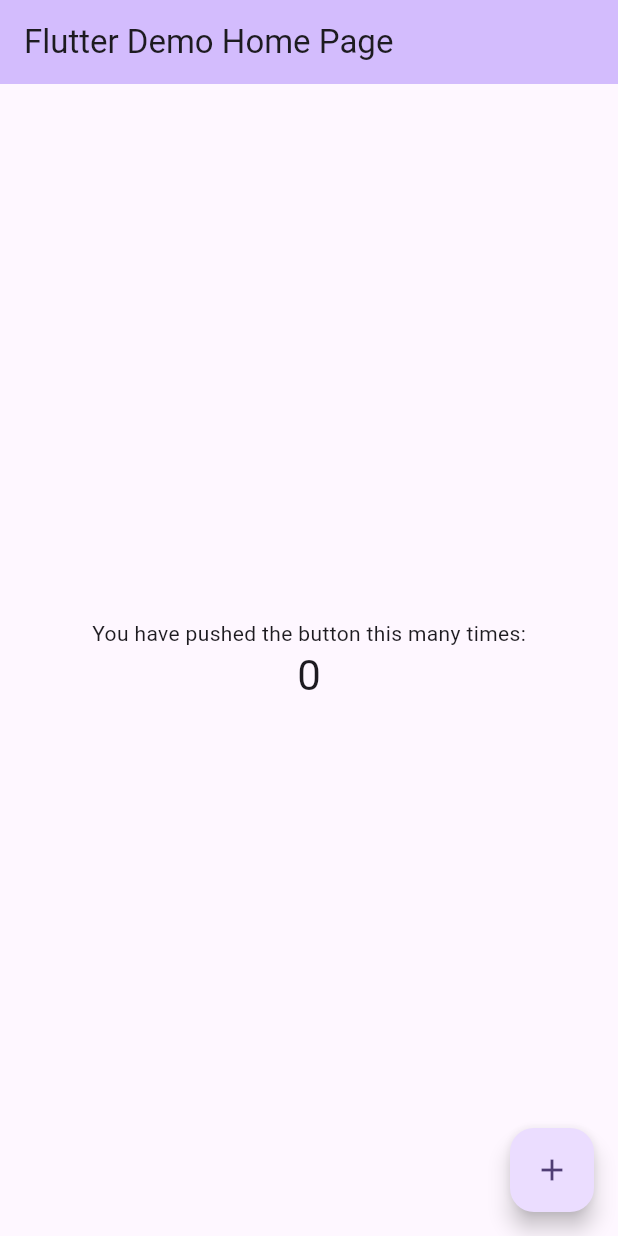
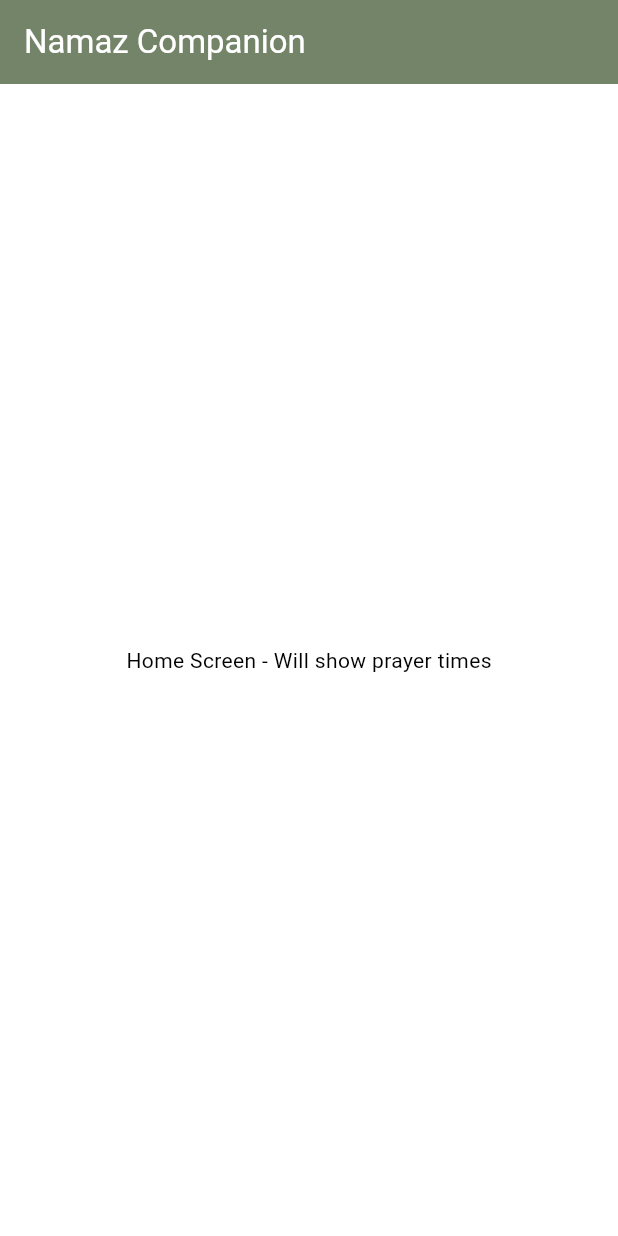
Before and after one commit to maria-khan-khushk/smart_namaz_companion, a Flutter app: the screen it shows after launch, on a phone screen of 412 x 824 dp. Run offline on Flutter 3.47's test engine with Material 3 defaults, Android fonts, the light colour scheme and no system bars.

Commit message:
Add theme with custom colors, light/dark mode support

```diff
--- a/lib/main.dart
+++ b/lib/main.dart
@@ -1,122 +1,40 @@
 import 'package:flutter/material.dart';
+import 'package:provider/provider.dart';
+import 'utils/theme.dart';
+import 'screens/home_screen.dart';
 
 void main() {
-  runApp(const MyApp());
+  runApp(MyApp());
 }
 
 class MyApp extends StatelessWidget {
-  const MyApp({super.key});
-
-  // This widget is the root of your application.
   @override
   Widget build(BuildContext context) {
-    return MaterialApp(
-      title: 'Flutter Demo',
-      theme: ThemeData(
-        // This is the theme of your application.
-        //
-        // TRY THIS: Try running your application with "flutter run". You'll see
-        // the application has a purple toolbar. Then, without quitting the app,
-        // try changing the seedColor in the colorScheme below to Colors.green
-        // and then invoke "hot reload" (save your changes or press the "hot
-        // reload" button in a Flutter-supported IDE, or press "r" if you used
-        // the command line to start the app).
-        //
-        // Notice that the counter didn't reset back to zero; the application
-        // state is not lost during the reload. To reset the state, use hot
-        // restart instead.
-        //
-        // This works for code too, not just values: Most code changes can be
-        // tested with just a hot reload.
-        colorScheme: .fromSeed(seedColor: Colors.deepPurple),
+    return ChangeNotifierProvider(
+      create: (_) => ThemeNotifier(),
+      child: Consumer<ThemeNotifier>(
+        builder: (context, themeNotifier, child) {
+          return MaterialApp(
+            title: 'Smart Namaz Companion',
+            theme: AppTheme.lightTheme,
+            darkTheme: AppTheme.darkTheme,
+            themeMode: themeNotifier.themeMode,
+            home: HomeScreen(),
+            debugShowCheckedModeBanner: false,
+          );
+        },
       ),
-      home: const MyHomePage(title: 'Flutter Demo Home Page'),
     );
   }
 }
 
-class MyHomePage extends StatefulWidget {
-  const MyHomePage({super.key, required this.title});
+// Simple provider to switch theme
+class ThemeNotifier extends ChangeNotifier {
+  ThemeMode _themeMode = ThemeMode.system;
+  ThemeMode get themeMode => _themeMode;
 
-  // This widget is the home page of your application. It is stateful, meaning
-  // that it has a State object (defined below) that contains fields that affect
-  // how it looks.
-
-  // This class is the configuration for the state. It holds the values (in this
-  // case the title) provided by the parent (in this case the App widget) and
-  // used by the build method of the State. Fields in a Widget subclass are
-  // always marked "final".
-
-  final String title;
-
-  @override
-  State<MyHomePage> createState() => _MyHomePageState();
-}
-
-class _MyHomePageState extends State<MyHomePage> {
-  int _counter = 0;
-
-  void _incrementCounter() {
-    setState(() {
-      // This call to setState tells the Flutter framework that something has
-      // changed in this State, which causes it to rerun the build method below
-      // so that the display can reflect the updated values. If we changed
-      // _counter without calling setState(), then the build method would not be
-      // called again, and so nothing would appear to happen.
-      _counter++;
-    });
-  }
-
-  @override
-  Widget build(BuildContext context) {
-    // This method is rerun every time setState is called, for instance as done
-    // by the _incrementCounter method above.
-    //
-    // The Flutter framework has been optimized to make rerunning build methods
-    // fast, so that you can just rebuild anything that needs updating rather
-    // than having to individually change instances of widgets.
-    return Scaffold(
-      appBar: AppBar(
-        // TRY THIS: Try changing the color here to a specific color (to
-        // Colors.amber, perhaps?) and trigger a hot reload to see the AppBar
-        // change color while the other colors stay the same.
-        backgroundColor: Theme.of(context).colorScheme.inversePrimary,
-        // Here we take the value from the MyHomePage object that was created by
-        // the App.build method, and use it to set our appbar title.
-        title: Text(widget.title),
-      ),
-      body: Center(
-        // Center is a layout widget. It takes a single child and positions it
-        // in the middle of the parent.
-        child: Column(
-          // Column is also a layout widget. It takes a list of children and
-          // arranges them vertically. By default, it sizes itself to fit its
-          // children horizontally, and tries to be as tall as its parent.
-          //
-          // Column has various properties to control how it sizes itself and
-          // how it positions its children. Here we use mainAxisAlignment to
-          // center the children vertically; the main axis here is the vertical
-          // axis because Columns are vertical (the cross axis would be
-          // horizontal).
-          //
-          // TRY THIS: Invoke "debug painting" (choose the "Toggle Debug Paint"
-          // action in the IDE, or press "p" in the console), to see the
-          // wireframe for each widget.
-          mainAxisAlignment: .center,
-          children: [
-            const Text('You have pushed the button this many times:'),
-            Text(
-              '$_counter',
-              style: Theme.of(context).textTheme.headlineMedium,
-            ),
-          ],
-        ),
-      ),
-      floatingActionButton: FloatingActionButton(
-        onPressed: _incrementCounter,
-        tooltip: 'Increment',
-        child: const Icon(Icons.add),
-      ),
-    );
+  void toggleTheme(bool isDark) {
+    _themeMode = isDark ? ThemeMode.dark : ThemeMode.light;
+    notifyListeners();
   }
 }
--- /dev/null
+++ b/lib/screens/home_screen.dart
@@ -0,0 +1,21 @@
+import 'package:flutter/material.dart';
+import '../utils/theme.dart';
+
+class HomeScreen extends StatefulWidget {
+  @override
+  State<HomeScreen> createState() => _HomeScreenState();
+}
+
+class _HomeScreenState extends State<HomeScreen> {
+  @override
+  Widget build(BuildContext context) {
+    return Scaffold(
+      appBar: AppBar(
+        title: Text('Namaz Companion'),
+      ),
+      body: Center(
+        child: Text('Home Screen - Will show prayer times'),
+      ),
+    );
+  }
+}
--- /dev/null
+++ b/lib/utils/theme.dart
@@ -0,0 +1,57 @@
+import 'package:flutter/material.dart';
+
+class AppColors {
+  // Light mode colors
+  static const Color lightBackground = Colors.white; // pure white
+  static const Color primaryMuted = Color(0xFF748469);
+  static const Color secondaryMuted = Color(0xFFABB290);
+  static const Color accentMuted = Color(0xFFAAC1B1);
+  static const Color warmLight = Color(0xFFF9EAD7);
+
+  // Dark mode background (aap decide karein – dark grey/black)
+  static const Color darkBackground = Color(0xFF121212);
+  // Dark mode mein same colors thoda adjust kar sakte hain (optional)
+  static const Color darkPrimaryMuted = Color(0xFF8A9B7F);
+  static const Color darkSecondaryMuted = Color(0xFFBCC9A3);
+}
+
+class AppTheme {
+  static ThemeData lightTheme = ThemeData(
+    brightness: Brightness.light,
+    scaffoldBackgroundColor: AppColors.lightBackground,
+    primaryColor: AppColors.primaryMuted,
+    colorScheme: const ColorScheme.light(
+      primary: AppColors.primaryMuted,
+      secondary: AppColors.secondaryMuted,
+      tertiary: AppColors.accentMuted,
+      surface: AppColors.warmLight,
+    ),
+    appBarTheme: const AppBarTheme(
+      backgroundColor: AppColors.primaryMuted,
+      foregroundColor: Colors.white,
+      elevation: 0,
+    ),
+    elevatedButtonTheme: ElevatedButtonThemeData(
+      style: ElevatedButton.styleFrom(
+        backgroundColor: AppColors.primaryMuted,
+        foregroundColor: Colors.white,
+      ),
+    ),
+  );
+
+  static ThemeData darkTheme = ThemeData(
+    brightness: Brightness.dark,
+    scaffoldBackgroundColor: AppColors.darkBackground,
+    primaryColor: AppColors.darkPrimaryMuted,
+    colorScheme: const ColorScheme.dark(
+      primary: AppColors.darkPrimaryMuted,
+      secondary: AppColors.darkSecondaryMuted,
+      tertiary: AppColors.accentMuted,
+      surface: AppColors.warmLight,
+    ),
+    appBarTheme: const AppBarTheme(
+      backgroundColor: AppColors.darkPrimaryMuted,
+      elevation: 0,
+    ),
+  );
+}
```
Also changed, not shown: pubspec.yaml (+28 -66 lines), lib/screens/prayer_times_screen.dart (added), lib/screens/qibla_screen.dart (added), lib/screens/settings_screen.dart (added), lib/screens/tasbeeh_screen.dart (added), pubspec.lock, 6 other files.
